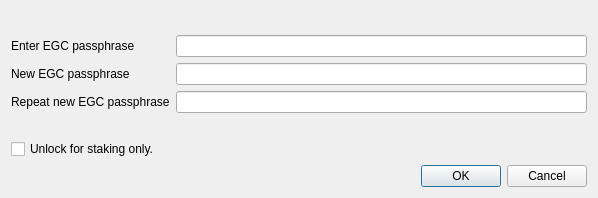
The window that src/qt/forms/askpassphrasedialog.ui (EverGreenCoinDev/EverGreenCoin) describes before a commit, drawn with Qt 5.
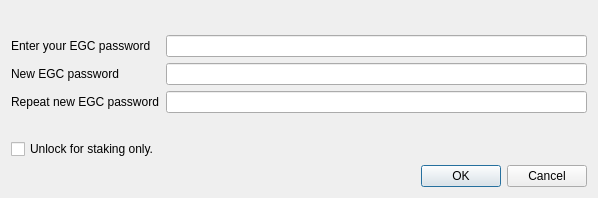
The same window after the commit.

```diff
--- a/src/qt/forms/askpassphrasedialog.ui
+++ b/src/qt/forms/askpassphrasedialog.ui
@@ -56,7 +56,7 @@
      <item row="1" column="0">
       <widget class="QLabel" name="passLabel2">
        <property name="text">
-        <string>New EGC passphrase</string>
+        <string>New EGC password</string>
        </property>
       </widget>
      </item>
@@ -75,7 +75,7 @@
      <item row="2" column="0">
       <widget class="QLabel" name="passLabel3">
        <property name="text">
-        <string>Repeat new EGC passphrase</string>
+        <string>Repeat new EGC password</string>
        </property>
       </widget>
      </item>
@@ -111,7 +111,7 @@
      <item row="0" column="0">
       <widget class="QLabel" name="passLabel1">
        <property name="text">
-        <string>Enter EGC passphrase</string>
+        <string>Enter your EGC password</string>
        </property>
       </widget>
      </item>
```
